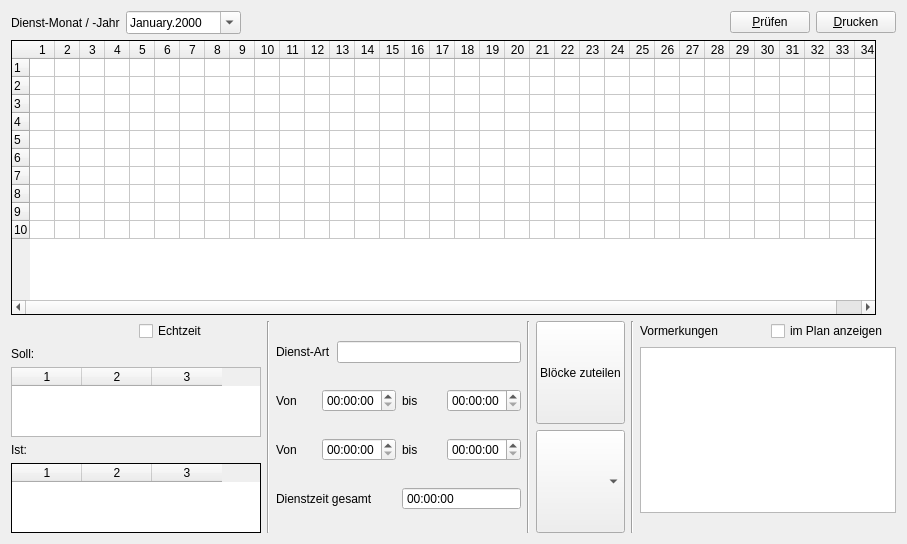
This is crosterwindow.ui in joergpauly/megaroster as Qt 5 draws it before an edit. The edited form follows.
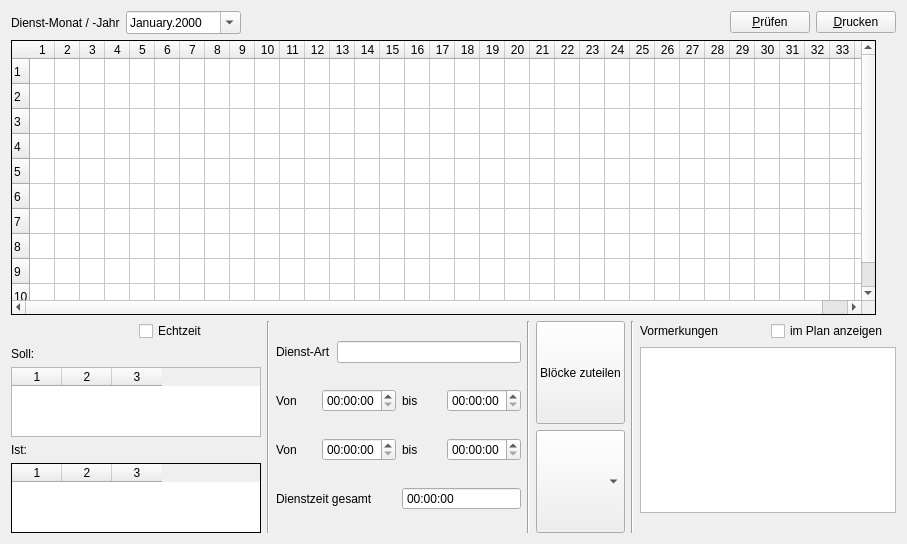
This is the edited form.

The edit to the form file:
```diff
--- a/crosterwindow.ui
+++ b/crosterwindow.ui
@@ -94,10 +94,10 @@
         <number>25</number>
        </attribute>
        <attribute name="verticalHeaderDefaultSectionSize">
-        <number>18</number>
+        <number>25</number>
        </attribute>
        <attribute name="verticalHeaderMinimumSectionSize">
-        <number>18</number>
+        <number>25</number>
        </attribute>
        <row/>
        <row/>
@@ -224,16 +224,16 @@
           <number>3</number>
          </property>
          <attribute name="horizontalHeaderDefaultSectionSize">
-          <number>70</number>
+          <number>50</number>
          </attribute>
          <attribute name="verticalHeaderVisible">
           <bool>false</bool>
          </attribute>
          <attribute name="verticalHeaderDefaultSectionSize">
-          <number>13</number>
+          <number>16</number>
          </attribute>
          <attribute name="verticalHeaderMinimumSectionSize">
-          <number>13</number>
+          <number>16</number>
          </attribute>
          <column/>
          <column/>
@@ -295,16 +295,16 @@
           <number>3</number>
          </property>
          <attribute name="horizontalHeaderDefaultSectionSize">
-          <number>70</number>
+          <number>50</number>
          </attribute>
          <attribute name="verticalHeaderVisible">
           <bool>false</bool>
          </attribute>
          <attribute name="verticalHeaderDefaultSectionSize">
-          <number>13</number>
+          <number>16</number>
          </attribute>
          <attribute name="verticalHeaderMinimumSectionSize">
-          <number>13</number>
+          <number>16</number>
          </attribute>
          <column/>
          <column/>
```
